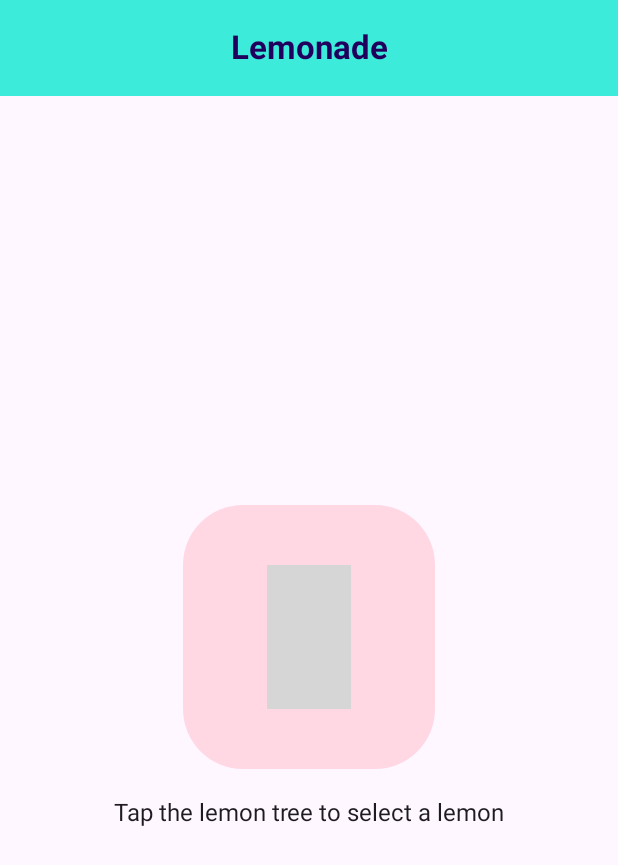
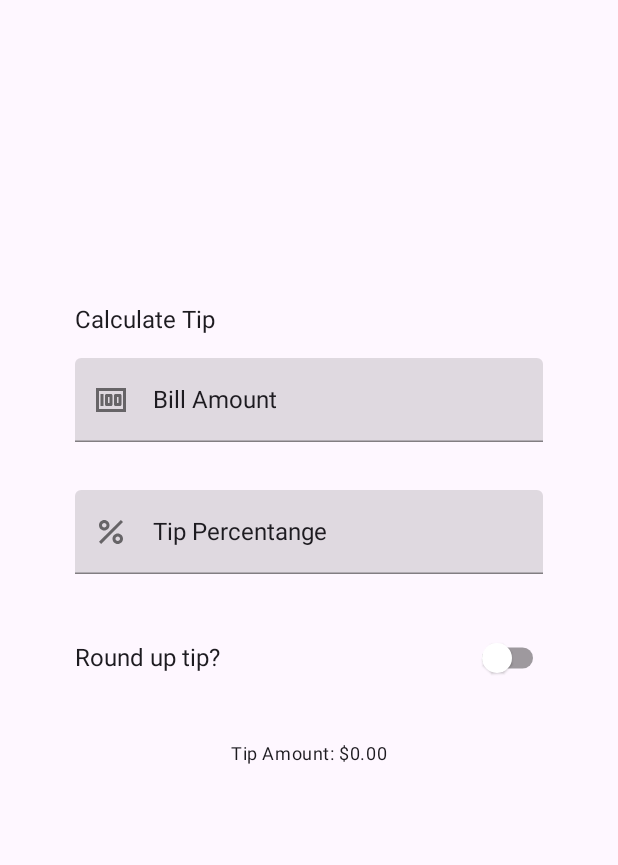
Before and after one commit to HuyDivru/JetPackCompose, an Android app built with Jetpack Compose: the screen it shows after launch (LemonadeActivity before the commit, CalculatorActivity after it), on a phone screen of 412 x 824 dp. Shown: the top 865 px of the screen. Run offline under Robolectric (Android 15) with nearby library versions, the phone set to English and light mode, and no system bars; grey boxes are pictures that could not be loaded.

Commit message:
update unit2

```diff
--- a/Unit2/app/src/main/java/com/example/unit2/CalculatorActivity.kt
+++ b/Unit2/app/src/main/java/com/example/unit2/CalculatorActivity.kt
@@ -3,18 +3,35 @@ package com.example.unit2
 import android.os.Bundle
 import androidx.activity.ComponentActivity
 import androidx.activity.compose.setContent
-import androidx.compose.foundation.layout.fillMaxSize
+import androidx.annotation.DrawableRes
+import androidx.annotation.StringRes
+import androidx.compose.foundation.layout.*
+import androidx.compose.foundation.rememberScrollState
+import androidx.compose.foundation.text.KeyboardOptions
+import androidx.compose.foundation.verticalScroll
+import androidx.compose.material.Icon
+import androidx.compose.material.Switch
+import androidx.compose.material.TextField
 import androidx.compose.material3.MaterialTheme
 import androidx.compose.material3.Surface
 import androidx.compose.material3.Text
-import androidx.compose.runtime.Composable
+import androidx.compose.runtime.*
+import androidx.compose.ui.Alignment
 import androidx.compose.ui.Modifier
+import androidx.compose.ui.res.painterResource
+import androidx.compose.ui.res.stringResource
+import androidx.compose.ui.text.input.ImeAction
+import androidx.compose.ui.text.input.KeyboardType
 import androidx.compose.ui.tooling.preview.Preview
+import androidx.compose.ui.unit.dp
 import com.example.unit2.ui.theme.Unit2Theme
+import java.text.NumberFormat
+import kotlin.math.ceil
 
 class CalculatorActivity : ComponentActivity() {
     override fun onCreate(savedInstanceState: Bundle?) {
         super.onCreate(savedInstanceState)
+
         setContent {
             Unit2Theme {
                 // A surface container using the 'background' color from the theme
@@ -22,22 +39,88 @@ class CalculatorActivity : ComponentActivity() {
                     modifier = Modifier.fillMaxSize(),
                     color = MaterialTheme.colorScheme.background
                 ) {
-                    Greeting("Android")
+                    TipTimeLayout()
                 }
             }
         }
     }
 }
+@Composable
+fun TipTimeLayout(){
+    var amountInput by remember{ mutableStateOf("") }
+    var tipInput by remember{ mutableStateOf("") }
+    var roundUp by remember{ mutableStateOf(false)}
+    val amount=amountInput.toDoubleOrNull() ?:0.0
+    val tipPercent=tipInput.toDoubleOrNull() ?:0.0
+
+    val tip=calculateTip(amount,tipPercent,roundUp)
+    Column(modifier = Modifier
+        .padding(50.dp)
+        .verticalScroll(rememberScrollState()).safeDrawingPadding(),
+    horizontalAlignment = Alignment.CenterHorizontally, verticalArrangement = Arrangement.Center) {
+        Text(text = stringResource(id = R.string.calculate_tip), modifier = Modifier
+            .padding(bottom = 16.dp, top = 40.dp)
+            .align(alignment = Alignment.Start))
+        EditNumberField(label = R.string.bill_amount, leadingIcon = R.drawable.money,
+            keyboardOptions = KeyboardOptions.Default.copy(keyboardType = KeyboardType.Number, imeAction = ImeAction.Next), value = amountInput, onValueChanged ={amountInput=it}, modifier = Modifier
+                .padding(bottom = 32.dp)
+                .fillMaxWidth(),)
+        EditNumberField(label = R.string.how_was_the_service, leadingIcon = R.drawable.percent,
+            keyboardOptions = KeyboardOptions.Default.copy(keyboardType = KeyboardType.Number, imeAction = ImeAction.Done), value = amountInput, onValueChanged ={tipInput=it}, modifier = Modifier
+                .padding(bottom = 32.dp)
+                .fillMaxWidth(),)
+        RoundTheTipRow(round=roundUp, onRoundChanged = { roundUp = it },modifier=Modifier.padding(bottom = 32.dp))
+        Text(text = stringResource(id = R.string.tip_amout, tip), style = MaterialTheme.typography.bodySmall)
+        Spacer(modifier =Modifier.height(150.dp))
+    }
+}
+@Composable
+fun RoundTheTipRow(round: Boolean, onRoundChanged: (Boolean) -> Unit, modifier: Modifier) {
+
+    Row(modifier= modifier
+        .fillMaxWidth()
+        .size(48.dp), verticalAlignment = Alignment.CenterVertically){
+        Text(text = stringResource(id = R.string.round_up_tip))
+        Switch(checked = round, onCheckedChange = onRoundChanged,modifier= Modifier
+            .fillMaxWidth()
+            .wrapContentWidth(Alignment.End))
+    }
+}
+
+fun calculateTip(amount: Double, tipPercent: Double=15.0,round: Boolean): String {
+    var tip = amount*tipPercent/100
+
+    if(round){
+        tip= ceil(tip)
+    }
+    return NumberFormat.getCurrencyInstance().format(tip)
+}
 
 @Composable
-fun Greeting(name: String) {
-    Text(text = "Hello $name!")
+fun EditNumberField(
+    @StringRes label:Int,
+    @DrawableRes leadingIcon:Int,
+    keyboardOptions: KeyboardOptions,
+    value:String,
+    onValueChanged:(String)->Unit,
+    modifier: Modifier=Modifier
+){
+    TextField(
+        value = value,
+        singleLine = true,
+        leadingIcon = { Icon(painter = painterResource(id = leadingIcon), null) },
+        modifier = modifier,
+        onValueChange = onValueChanged,
+        label = { Text(stringResource(label)) },
+        keyboardOptions = keyboardOptions
+    )
 }
+
 
 @Preview(showBackground = true)
 @Composable
 fun DefaultPreview3() {
     Unit2Theme {
-        Greeting("Android")
+        TipTimeLayout()
     }
 }
--- /dev/null
+++ b/Unit2/app/src/main/res/drawable/money.xml
@@ -0,0 +1,22 @@
+<!--
+  ~ Copyright (C) 2023 The Android Open Source Project
+  ~
+  ~ Licensed under the Apache License, Version 2.0 (the "License");
+  ~ you may not use this file except in compliance with the License.
+  ~ You may obtain a copy of the License at
+  ~
+  ~      https://www.apache.org/licenses/LICENSE-2.0
+  ~
+  ~ Unless required by applicable law or agreed to in writing, software
+  ~ distributed under the License is distributed on an "AS IS" BASIS,
+  ~ WITHOUT WARRANTIES OR CONDITIONS OF ANY KIND, either express or implied.
+  ~ See the License for the specific language governing permissions and
+  ~ limitations under the License.
+  -->
+
+<vector android:height="24dp" android:tint="#000000"
+    android:viewportHeight="24" android:viewportWidth="24"
+    android:width="24dp" xmlns:android="http://schemas.android.com/apk/res/android">
+    <path android:fillColor="@android:color/white" android:pathData="M5,8h2v8L5,16zM12,8L9,8c-0.55,0 -1,0.45 -1,1v6c0,0.55 0.45,1 1,1h3c0.55,0 1,-0.45 1,-1L13,9c0,-0.55 -0.45,-1 -1,-1zM11,14h-1v-4h1v4zM18,8h-3c-0.55,0 -1,0.45 -1,1v6c0,0.55 0.45,1 1,1h3c0.55,0 1,-0.45 1,-1L19,9c0,-0.55 -0.45,-1 -1,-1zM17,14h-1v-4h1v4z"/>
+    <path android:fillColor="@android:color/white" android:pathData="M2,4v16h20L22,4L2,4zM4,18L4,6h16v12L4,18z"/>
+</vector>
--- /dev/null
+++ b/Unit2/app/src/main/res/drawable/percent.xml
@@ -0,0 +1,23 @@
+<!--
+  ~ Copyright (C) 2023 The Android Open Source Project
+  ~
+  ~ Licensed under the Apache License, Version 2.0 (the "License");
+  ~ you may not use this file except in compliance with the License.
+  ~ You may obtain a copy of the License at
+  ~
+  ~      https://www.apache.org/licenses/LICENSE-2.0
+  ~
+  ~ Unless required by applicable law or agreed to in writing, software
+  ~ distributed under the License is distributed on an "AS IS" BASIS,
+  ~ WITHOUT WARRANTIES OR CONDITIONS OF ANY KIND, either express or implied.
+  ~ See the License for the specific language governing permissions and
+  ~ limitations under the License.
+  -->
+
+<vector android:height="24dp" android:tint="#000000"
+    android:viewportHeight="24" android:viewportWidth="24"
+    android:width="24dp" xmlns:android="http://schemas.android.com/apk/res/android">
+    <path android:fillColor="@android:color/white" android:pathData="M7.5,11C9.43,11 11,9.43 11,7.5S9.43,4 7.5,4S4,5.57 4,7.5S5.57,11 7.5,11zM7.5,6C8.33,6 9,6.67 9,7.5S8.33,9 7.5,9S6,8.33 6,7.5S6.67,6 7.5,6z"/>
+    <path android:fillColor="@android:color/white" android:pathData="M4.0025,18.5831l14.5875,-14.5875l1.4142,1.4142l-14.5875,14.5875z"/>
+    <path android:fillColor="@android:color/white" android:pathData="M16.5,13c-1.93,0 -3.5,1.57 -3.5,3.5s1.57,3.5 3.5,3.5s3.5,-1.57 3.5,-3.5S18.43,13 16.5,13zM16.5,18c-0.83,0 -1.5,-0.67 -1.5,-1.5s0.67,-1.5 1.5,-1.5s1.5,0.67 1.5,1.5S17.33,18 16.5,18z"/>
+</vector>
```
Also changed, not shown: Unit2/app/src/main/AndroidManifest.xml (+6 -6 lines), Unit2/app/src/main/java/com/example/unit2/LemonadeActivity.kt (+64 -45 lines).
